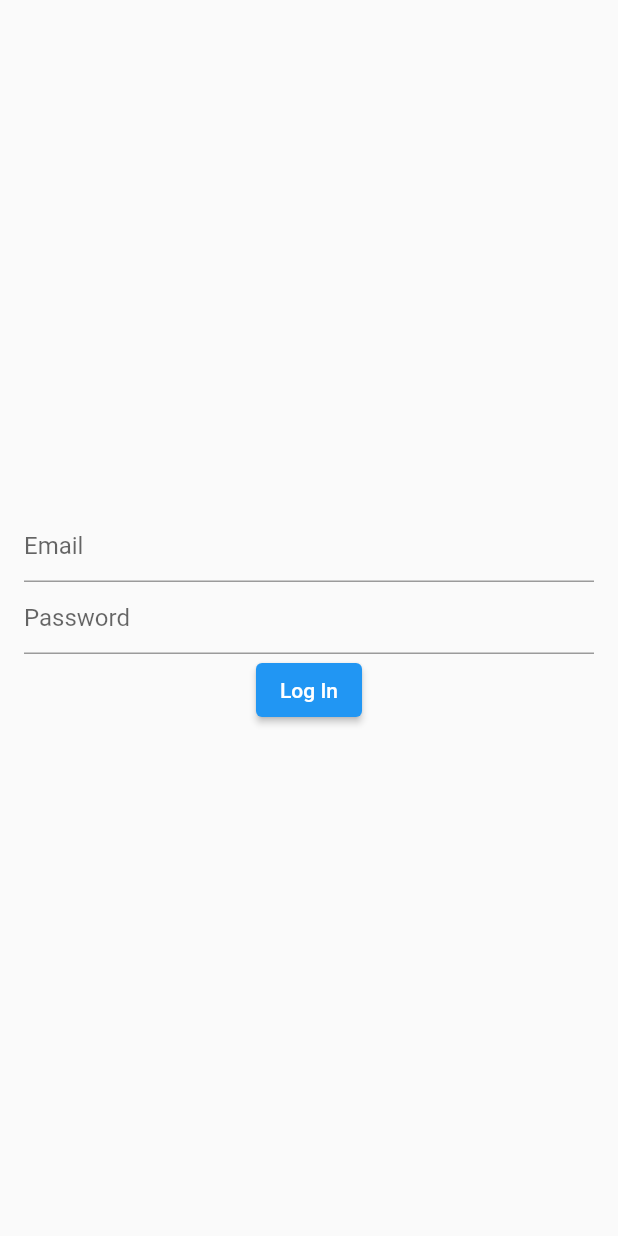
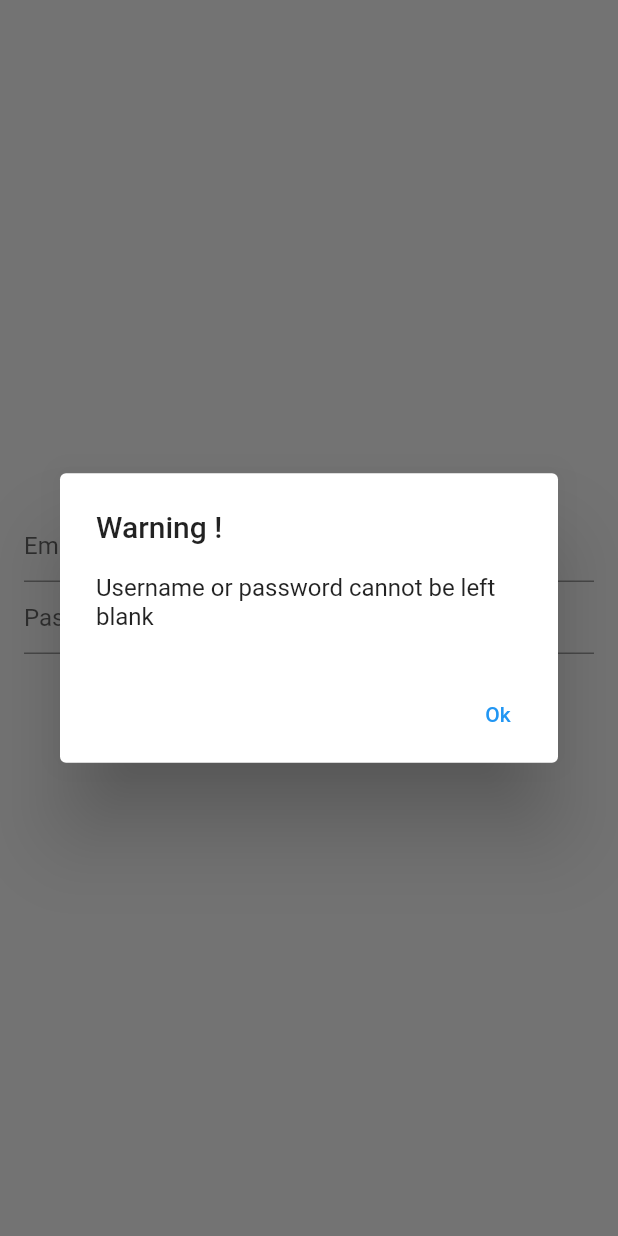
Before and after one commit to emircancavusoglu/publeet1, a Flutter app: the screen it shows after launch, after a tap on "Log In", on a phone screen of 412 x 824 dp. Run offline on Flutter 3.47's test engine with Material 2 defaults, Android fonts, the phone set to English and light mode, and no system bars.

Commit message:
I added login control

```diff
--- a/lib/login_screen.dart
+++ b/lib/login_screen.dart
@@ -1,4 +1,6 @@
+import 'package:flutter/cupertino.dart';
 import 'package:flutter/material.dart';
+import 'package:publeet1/community_screen.dart';
 
 class LoginScreen extends StatefulWidget {
   const LoginScreen({Key? key}) : super(key: key);
@@ -29,7 +31,25 @@ class _LoginScreenState extends State<LoginScreen> {
               obscureText: true,
             ),
             ElevatedButton(
-              onPressed: () {},
+              onPressed: () {
+                if(_emailController.text.isNotEmpty&&_passwordController.text.isNotEmpty){
+                  Navigator.of(context).pushReplacement(MaterialPageRoute(builder: (context) => const CommunityScreen(),));
+                }
+                else{
+                  showDialog(context: context, builder: (context) {
+                    return AlertDialog(
+                      title: const Text("Warning !"),
+                      content: const Text("Username or password cannot be left blank"),
+                      actions: [
+                        TextButton(onPressed: (){
+                          Navigator.of(context).pop();
+                        }, child: const Text("Ok"))
+                      ],
+                    );
+                  },
+                  );
+                }
+              },
               child: const Text('Log In'),
             ),
           ],
--- a/lib/splash_screen.dart
+++ b/lib/splash_screen.dart
@@ -31,7 +31,7 @@ class _splash_screenState extends State<splash_screen> {
               Text("Publeet",style: TextStyle(color: Colors.white, fontSize: 35),
               ),
               SizedBox(height: 10,),
-              Icon(Icons.join_inner)
+              Icon(Icons.join_inner,size: 25,)
             ],
           ),
       ),
```
Also changed, not shown: lib/community_screen.dart (added, +17 -0 lines).
